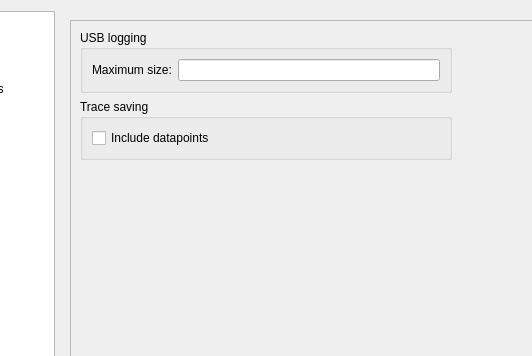
The window that Software/PC_Application/LibreVNA-GUI/preferencesdialog.ui (jankae/LibreVNA) describes before a commit, drawn with Qt 5; both pictures show x 136 to 668 and y 0 to 356 of the 989 by 632 pixel window.
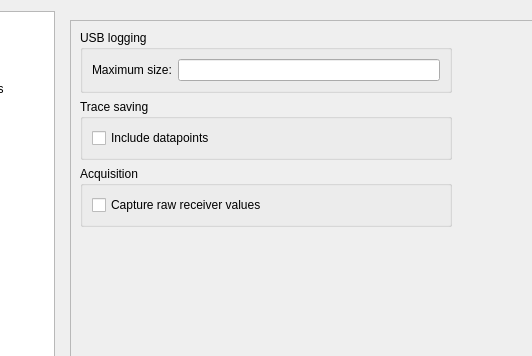
The same window after the commit. Icons and pictures are not drawn. Custom widgets are drawn as their Qt base class.

Commit message: Add option to capture raw receiver values

The edit to the form file:
```diff
--- a/Software/PC_Application/LibreVNA-GUI/preferencesdialog.ui
+++ b/Software/PC_Application/LibreVNA-GUI/preferencesdialog.ui
@@ -1977,6 +1977,22 @@
                  </layout>
                 </widget>
                </item>
+               <item>
+                <widget class="QGroupBox" name="groupBox_25">
+                 <property name="title">
+                  <string>Acquisition</string>
+                 </property>
+                 <layout class="QVBoxLayout" name="verticalLayout_32">
+                  <item>
+                   <widget class="QCheckBox" name="DebugCaptureRawReceiverValues">
+                    <property name="text">
+                     <string>Capture raw receiver values</string>
+                    </property>
+                   </widget>
+                  </item>
+                 </layout>
+                </widget>
+               </item>
                <item>
                 <spacer name="verticalSpacer_9">
                  <property name="orientation">
```
The commit also changes 4 other files.
